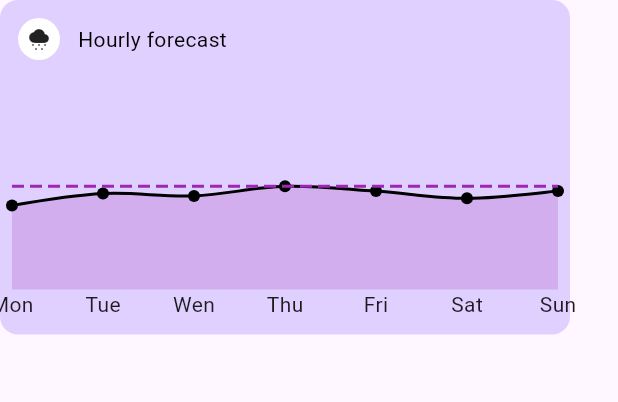
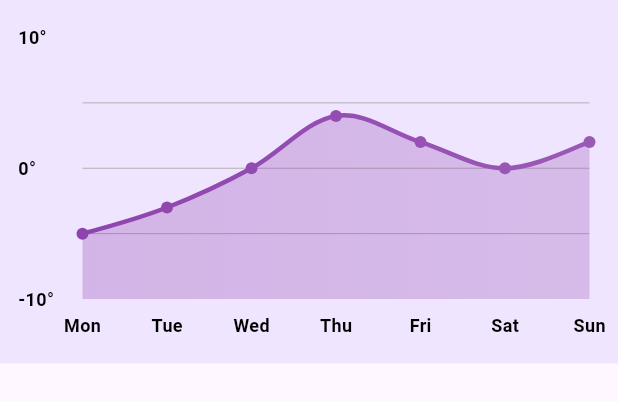
Before and after one commit to loremm34/weather-app, a Flutter app: the DayWeather widget shown alone on an empty page, opened directly, on a phone screen of 412 x 824 dp. Shown: the top 402 px of the screen. Run offline on Flutter 3.47's test engine with Material 3 defaults, Android fonts, the phone set to English and light mode, and no system bars; drawn by our look-alikes of fl_chart; our stand-ins replace flutter_dotenv, flutter_riverpod.

Commit message:
hourly weather update

```diff
--- a/lib/common/configs/app_color.dart
+++ b/lib/common/configs/app_color.dart
@@ -2,5 +2,5 @@ import 'package:flutter/material.dart';
 
 class AppColor {
   static const lightBackgroundColor = Color.fromARGB(255, 252, 199, 250);
-  static const containerBackgroundColor = Color.fromARGB(122, 192, 165, 255);
+  static const containerBackgroundColor = Color.fromARGB(76, 208, 188, 255);
 }
--- a/lib/presentation/weather/screen/weather_details.dart
+++ b/lib/presentation/weather/screen/weather_details.dart
@@ -60,7 +60,7 @@ class WeatherDetails extends ConsumerWidget {
             const SizedBox(height: 16),
             const HourlyWeather(),
             const SizedBox(height: 16),
-            const DayWeather()
+            DayWeather(),
           ],
         ),
       ),
--- a/lib/presentation/weather/widgets/day_weather.dart
+++ b/lib/presentation/weather/widgets/day_weather.dart
@@ -1,127 +1,177 @@
+import 'package:fl_chart/fl_chart.dart';
 import 'package:flutter/material.dart';
 import 'package:weather_app/common/configs/app_color.dart';
-import 'package:fl_chart/fl_chart.dart';
 
 class DayWeather extends StatelessWidget {
-  const DayWeather({super.key});
+  DayWeather({super.key});
+
+  List<Color> gradientColors = [
+    const Color(0xFF8E44AD),
+    const Color(0xFF9B59B6),
+  ];
 
   @override
   Widget build(BuildContext context) {
     return Container(
-      width: 380,
-      height: 223,
-      decoration: BoxDecoration(
       color: AppColor.containerBackgroundColor,
-        borderRadius: BorderRadius.circular(12),
+      child: AspectRatio(
+        aspectRatio: 1.70,
+        child: Padding(
+          padding: const EdgeInsets.only(
+            right: 18,
+            left: 12,
+            top: 24,
+            bottom: 12,
           ),
-      child: Column(
-        children: [
-          Row(
-            children: [
-              Padding(
-                padding: const EdgeInsets.all(12.0),
-                child: Container(
-                  decoration: const BoxDecoration(
-                    shape: BoxShape.circle,
-                    color: Colors.white,
-                  ),
-                  width: 28,
-                  height: 28,
-                  child: const Icon(
-                    Icons.cloudy_snowing,
-                    size: 16,
+          child: LineChart(
+            mainData(),
           ),
         ),
       ),
-              const Text(
-                'Hourly forecast',
-                style: TextStyle(color: Colors.black),
-              )
-            ],
+    );
+  }
+
+  Widget bottomTitleWidgets(double value, TitleMeta meta) {
+    const style = TextStyle(
+      color: Colors.black,
+      fontWeight: FontWeight.bold,
+      fontSize: 12,
+    );
+    Widget text;
+    switch (value.toInt()) {
+      case 0:
+        text = const Text('Mon', style: style);
+        break;
+      case 1:
+        text = const Text('Tue', style: style);
+        break;
+      case 2:
+        text = const Text('Wed', style: style);
+        break;
+      case 3:
+        text = const Text('Thu', style: style);
+        break;
+      case 4:
+        text = const Text('Fri', style: style);
+        break;
+      case 5:
+        text = const Text('Sat', style: style);
+        break;
+      case 6:
+        text = const Text('Sun', style: style);
+        break;
+      default:
+        text = const Text('', style: style);
+        break;
+    }
+
+    return SideTitleWidget(
+      axisSide: meta.axisSide,
+      space: 8.0,
+      child: text,
+    );
+  }
+
+  Widget leftTitleWidgets(double value, TitleMeta meta) {
+    const style = TextStyle(
+      color: Colors.black,
+      fontWeight: FontWeight.bold,
+      fontSize: 12,
+    );
+    String text;
+    switch (value.toInt()) {
+      case -10:
+        text = '-10°';
+        break;
+      case 0:
+        text = '0°';
+        break;
+      case 10:
+        text = '10°';
+        break;
+      default:
+        return Container();
+    }
+
+    return Text(text, style: style, textAlign: TextAlign.left);
+  }
+
+  LineChartData mainData() {
+    return LineChartData(
+      gridData: FlGridData(
+        show: true,
+        drawVerticalLine: false,
+        horizontalInterval: 5,
+        getDrawingHorizontalLine: (value) {
+          return const FlLine(
+            color: Colors.grey,
+            strokeWidth: 0.5,
+          );
+        },
       ),
-          const SizedBox(height: 5),
-          Padding(
-            padding: const EdgeInsets.all(8),
-            child: SizedBox(
-              height: 150,
-              child: LineChart(
-                LineChartData(
-                  minX: 0,
-                  maxX: 6,
-                  minY: -40,
-                  maxY: 40,
       titlesData: FlTitlesData(
+        show: true,
+        rightTitles: const AxisTitles(
+          sideTitles: SideTitles(showTitles: false),
+        ),
+        topTitles: const AxisTitles(
+          sideTitles: SideTitles(showTitles: false),
+        ),
         bottomTitles: AxisTitles(
           sideTitles: SideTitles(
             showTitles: true,
-                        interval:
-                            1, // Устанавливаем интервал для отображения только нужных меток
-                        getTitlesWidget: (value, _) {
-                          switch (value.toInt()) {
-                            case 0:
-                              return Text('Mon');
-                            case 1:
-                              return Text('Tue');
-                            case 2:
-                              return Text('Wen');
-                            case 3:
-                              return Text('Thu');
-                            case 4:
-                              return Text('Fri');
-                            case 5:
-                              return Text('Sat');
-                            case 6:
-                              return Text('Sun');
-                          }
-                          return Text('');
-                        },
+            reservedSize: 30,
+            interval: 1,
+            getTitlesWidget: bottomTitleWidgets,
           ),
         ),
-                    leftTitles:
-                        AxisTitles(sideTitles: SideTitles(showTitles: false)),
-                    rightTitles:
-                        AxisTitles(sideTitles: SideTitles(showTitles: false)),
-                    topTitles:
-                        AxisTitles(sideTitles: SideTitles(showTitles: false)),
+        leftTitles: AxisTitles(
+          sideTitles: SideTitles(
+            showTitles: true,
+            interval: 10,
+            getTitlesWidget: leftTitleWidgets,
+            reservedSize: 42,
           ),
-                  gridData: FlGridData(show: false),
-                  borderData: FlBorderData(show: false),
+        ),
+      ),
+      borderData: FlBorderData(
+        show: true,
+        border: Border.all(color: Colors.transparent),
+      ),
+      minX: 0,
+      maxX: 6,
+      minY: -10,
+      maxY: 10,
       lineBarsData: [
         LineChartBarData(
-                      spots: [
+          spots: const [
             FlSpot(0, -5),
-                        FlSpot(1, 0),
-                        FlSpot(2, -1),
-                        FlSpot(3, 3),
-                        FlSpot(4, 1),
-                        FlSpot(5, -2),
-                        FlSpot(6, 1),
+            FlSpot(1, -3),
+            FlSpot(2, 0),
+            FlSpot(3, 4),
+            FlSpot(4, 2),
+            FlSpot(5, 0),
+            FlSpot(6, 2),
           ],
           isCurved: true,
-                      color: Colors.black,
-                      barWidth: 2,
+          gradient: LinearGradient(
+            colors: gradientColors,
+          ),
+          barWidth: 3,
+          isStrokeCapRound: true,
+          dotData: const FlDotData(
+            show: true,
+          ),
           belowBarData: BarAreaData(
             show: true,
-                        color: Colors.purple.withOpacity(0.2),
-                      ),
-                    ),
-                  ],
-                  extraLinesData: ExtraLinesData(
-                    horizontalLines: [
-                      HorizontalLine(
-                        y: 3,
-                        color: Colors.purple,
-                        strokeWidth: 2,
-                        dashArray: [8, 4],
-                      ),
-                    ],
-                  ),
-                ),
+            gradient: LinearGradient(
+              colors: gradientColors
+                  .map((color) => color.withOpacity(0.3))
+                  .toList(),
             ),
           ),
         ),
       ],
-      ),
     );
   }
 }
```
Lines whose indentation alone changed are shown as unchanged.
